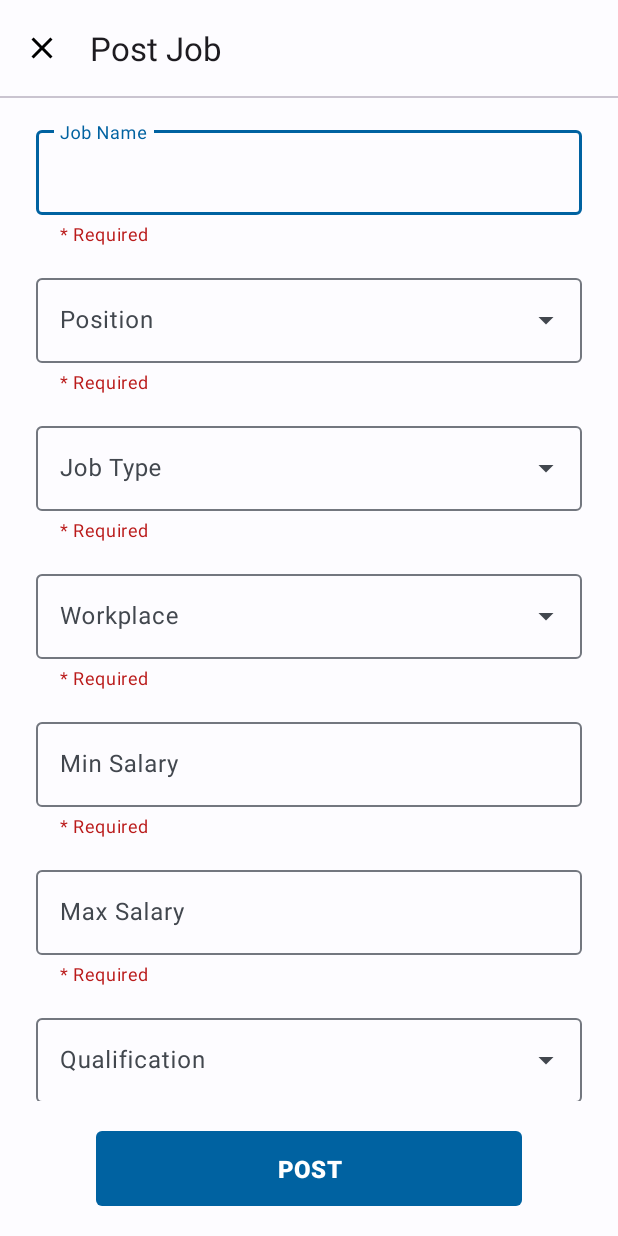
After one commit to YIPZIYAN/LaunchPad, an Android app: the fragment PostJobFragment shown on its own in the app's theme, on a phone screen of 412 x 824 dp. The commit adds this screen. Run offline under Robolectric (Android 15) with nearby library versions, the phone set to English and light mode, and no system bars.

Commit message:
Post Job UI

```diff
--- /dev/null
+++ b/app/src/main/java/com/example/launchpad/PostJobFragment.kt
@@ -0,0 +1,30 @@
+package com.example.launchpad
+
+import androidx.fragment.app.viewModels
+import android.os.Bundle
+import androidx.fragment.app.Fragment
+import android.view.LayoutInflater
+import android.view.View
+import android.view.ViewGroup
+
+class PostJobFragment : Fragment() {
+
+    companion object {
+        fun newInstance() = PostJobFragment()
+    }
+
+    private val viewModel: PostJobViewModel by viewModels()
+
+    override fun onCreate(savedInstanceState: Bundle?) {
+        super.onCreate(savedInstanceState)
+
+        // TODO: Use the ViewModel
+    }
+
+    override fun onCreateView(
+        inflater: LayoutInflater, container: ViewGroup?,
+        savedInstanceState: Bundle?,
+    ): View {
+        return inflater.inflate(R.layout.fragment_post_job, container, false)
+    }
+}
--- /dev/null
+++ b/app/src/main/java/com/example/launchpad/PostJobViewModel.kt
@@ -0,0 +1,7 @@
+package com.example.launchpad
+
+import androidx.lifecycle.ViewModel
+
+class PostJobViewModel : ViewModel() {
+    // TODO: Implement the ViewModel
+}
--- a/app/src/main/res/layout/fragment_apply_job.xml
+++ b/app/src/main/res/layout/fragment_apply_job.xml
@@ -6,38 +6,31 @@
     android:layout_height="match_parent"
     tools:context=".ApplyJobFragment">
 
-    <ImageButton
-        android:id="@+id/btn_close"
-        android:layout_width="wrap_content"
+    <com.google.android.material.appbar.AppBarLayout
+        android:id="@+id/appBar"
+        android:layout_width="match_parent"
         android:layout_height="wrap_content"
         app:layout_constraintStart_toStartOf="parent"
-        app:layout_constraintTop_toTopOf="parent"
-        android:layout_marginStart="16dp"
-        android:layout_marginTop="24dp"
-        android:background="@color/md_theme_light_onPrimary"
-        android:src="@drawable/baseline_close_24" />
+        app:layout_constraintTop_toTopOf="parent">
 
-    <TextView
-        android:id="@+id/title"
-        android:layout_width="0dp"
-        android:layout_height="wrap_content"
-        android:layout_marginHorizontal="24dp"
-        android:layout_marginTop="24dp"
-        android:text="Apply to Google Inc "
-        android:textAppearance="?attr/textAppearanceTitleLarge"
-        android:textSize="20sp"
-        app:layout_constraintBottom_toTopOf="@+id/materialDivider"
-        app:layout_constraintEnd_toEndOf="parent"
-        app:layout_constraintStart_toEndOf="@+id/btn_close"
-        app:layout_constraintTop_toTopOf="parent" />
+        <com.google.android.material.appbar.MaterialToolbar
+            android:id="@+id/topAppBar"
+            android:layout_width="match_parent"
+            android:layout_height="wrap_content"
+            android:minHeight="?attr/actionBarSize"
+            app:title="Apply To Google Inc"
+            app:navigationIcon="@drawable/baseline_close_24" />
+
+    </com.google.android.material.appbar.AppBarLayout>
+
+
 
     <com.google.android.material.divider.MaterialDivider
         android:id="@+id/materialDivider"
         android:layout_width="match_parent"
         android:layout_height="wrap_content"
-        android:layout_marginTop="16dp"
         app:layout_constraintStart_toStartOf="parent"
-        app:layout_constraintTop_toBottomOf="@id/title" />
+        app:layout_constraintTop_toBottomOf="@id/appBar" />
 
     <TextView
         android:id="@+id/subtitle"
@@ -197,10 +190,10 @@
         android:text="* Your profile information will be sent to the company."
         android:textAppearance="?attr/textAppearanceLabelSmall"
         app:layout_constraintStart_toStartOf="@id/subtitle2"
-        app:layout_constraintBottom_toTopOf="@id/btn_apply" />
+        app:layout_constraintBottom_toTopOf="@id/btn_submit" />
 
     <Button
-        android:id="@+id/btn_apply"
+        android:id="@+id/btn_submit"
         android:layout_width="0dp"
         android:layout_height="58dp"
         android:layout_marginHorizontal="64dp"
--- /dev/null
+++ b/app/src/main/res/layout/fragment_post_job.xml
@@ -0,0 +1,295 @@
+<?xml version="1.0" encoding="utf-8"?>
+<androidx.constraintlayout.widget.ConstraintLayout xmlns:android="http://schemas.android.com/apk/res/android"
+    xmlns:app="http://schemas.android.com/apk/res-auto"
+    xmlns:tools="http://schemas.android.com/tools"
+    android:id="@+id/frameLayout"
+    android:layout_width="match_parent"
+    android:layout_height="match_parent"
+    tools:context=".PostJobFragment">
+
+    <androidx.coordinatorlayout.widget.CoordinatorLayout
+        android:layout_width="match_parent"
+        android:layout_height="0dp"
+        app:layout_constraintStart_toStartOf="parent"
+        app:layout_constraintTop_toTopOf="parent"
+        app:layout_constraintBottom_toTopOf="@id/btn_post"
+        android:layout_marginBottom="16dp">
+
+        <com.google.android.material.appbar.AppBarLayout
+            android:id="@+id/appBar"
+            android:layout_width="match_parent"
+            android:layout_height="wrap_content">
+
+            <com.google.android.material.appbar.MaterialToolbar
+                android:id="@+id/topAppBar"
+                android:layout_width="match_parent"
+                android:layout_height="wrap_content"
+                android:minHeight="?attr/actionBarSize"
+                app:navigationIcon="@drawable/baseline_close_24"
+                app:title="Post Job" />
+
+            <com.google.android.material.divider.MaterialDivider
+                android:id="@+id/materialDivider"
+                android:layout_width="match_parent"
+                android:layout_height="wrap_content" />
+
+        </com.google.android.material.appbar.AppBarLayout>
+
+
+        <!-- Note: A RecyclerView can also be used -->
+        <androidx.core.widget.NestedScrollView
+            android:layout_width="match_parent"
+            android:layout_height="match_parent"
+            app:layout_behavior="@string/appbar_scrolling_view_behavior">
+
+            <!-- Scrollable content -->
+            <androidx.constraintlayout.widget.ConstraintLayout
+                android:layout_width="match_parent"
+                android:layout_height="match_parent"
+                android:layout_marginHorizontal="24dp"
+                android:layout_marginTop="16dp">
+
+                <com.google.android.material.textfield.TextInputLayout
+                    android:id="@+id/txt_job_name"
+                    android:layout_width="match_parent"
+                    android:layout_height="wrap_content"
+                    android:hint="Job Name"
+                    app:errorEnabled="true"
+                    app:helperText="* Required"
+                    app:helperTextTextColor="@color/md_theme_light_error"
+                    app:layout_constraintEnd_toEndOf="parent"
+                    app:layout_constraintStart_toStartOf="parent"
+                    app:layout_constraintTop_toTopOf="parent">
+
+                    <com.google.android.material.textfield.TextInputEditText
+                        android:layout_width="match_parent"
+                        android:layout_height="wrap_content" />
+
+                </com.google.android.material.textfield.TextInputLayout>
+
+                <com.google.android.material.textfield.TextInputLayout
+                    android:id="@+id/txt_position"
+                    style="?attr/textInputOutlinedExposedDropdownMenuStyle"
+                    android:layout_width="match_parent"
+                    android:layout_height="wrap_content"
+                    android:layout_marginTop="16dp"
+                    android:hint="Position"
+                    app:errorEnabled="true"
+                    app:helperText="* Required"
+                    app:helperTextTextColor="@color/md_theme_light_error"
+                    app:layout_constraintStart_toStartOf="parent"
+                    app:layout_constraintTop_toBottomOf="@id/txt_job_name">
+
+                    <AutoCompleteTextView
+                        android:layout_width="match_parent"
+                        android:layout_height="wrap_content"
+                        android:inputType="none"
+                        app:simpleItems="@array/job_position" />
+
+                </com.google.android.material.textfield.TextInputLayout>
+
+                <com.google.android.material.textfield.TextInputLayout
+                    android:id="@+id/txt_job_type"
+                    style="?attr/textInputOutlinedExposedDropdownMenuStyle"
+                    android:layout_width="match_parent"
+                    android:layout_height="wrap_content"
+                    android:layout_marginTop="16dp"
+                    android:hint="Job Type"
+                    app:errorEnabled="true"
+                    app:helperText="* Required"
+                    app:helperTextTextColor="@color/md_theme_light_error"
+                    app:layout_constraintStart_toStartOf="parent"
+                    app:layout_constraintTop_toBottomOf="@id/txt_position">
+
+                    <AutoCompleteTextView
+                        android:layout_width="match_parent"
+                        android:layout_height="wrap_content"
+                        android:inputType="none"
+                        app:simpleItems="@array/job_type"
+                         />
+
+                </com.google.android.material.textfield.TextInputLayout>
+
+                <com.google.android.material.textfield.TextInputLayout
+                    android:id="@+id/txt_workplace"
+                    style="?attr/textInputOutlinedExposedDropdownMenuStyle"
+                    android:layout_width="match_parent"
+                    android:layout_height="wrap_content"
+                    android:layout_marginTop="16dp"
+                    android:hint="Workplace"
+                    app:errorEnabled="true"
+                    app:helperText="* Required"
+                    app:helperTextTextColor="@color/md_theme_light_error"
+                    app:layout_constraintStart_toStartOf="parent"
+                    app:layout_constraintTop_toBottomOf="@id/txt_job_type">
+
+                    <AutoCompleteTextView
+                        android:layout_width="match_parent"
+                        android:layout_height="wrap_content"
+                        android:inputType="none"
+                        app:simpleItems="@array/workplace"
+                        />
+
+                </com.google.android.material.textfield.TextInputLayout>
+
+                <com.google.android.material.textfield.TextInputLayout
+                    android:id="@+id/txt_min_salary"
+                    android:layout_width="match_parent"
+                    android:layout_height="wrap_content"
+                    android:layout_marginTop="16dp"
+                    android:hint="Min Salary"
+                    app:errorEnabled="true"
+                    app:helperText="* Required"
+                    app:helperTextTextColor="@color/md_theme_light_error"
+                    app:layout_constraintEnd_toEndOf="parent"
+                    app:layout_constraintStart_toStartOf="parent"
+                    app:layout_constraintTop_toBottomOf="@id/txt_workplace"
+                    app:prefixText="@string/salary_prefix"
+                    app:suffixText="@string/salary_suffix">
+
+                    <com.google.android.material.textfield.TextInputEditText
+                        android:layout_width="match_parent"
+                        android:layout_height="wrap_content"
+                        android:inputType="number"/>
+
+                </com.google.android.material.textfield.TextInputLayout>
+
+                <com.google.android.material.textfield.TextInputLayout
+                    android:id="@+id/txt_max_salary"
+                    android:layout_width="match_parent"
+                    android:layout_height="wrap_content"
+                    android:layout_marginTop="16dp"
+                    android:hint="Max Salary"
+                    app:errorEnabled="true"
+                    app:helperText="* Required"
+                    app:helperTextTextColor="@color/md_theme_light_error"
+                    app:layout_constraintEnd_toEndOf="parent"
+                    app:layout_constraintStart_toStartOf="parent"
+                    app:layout_constraintTop_toBottomOf="@id/txt_min_salary"
+                    app:prefixText="@string/salary_prefix"
+                    app:suffixText="@string/salary_suffix">
+
+                    <com.google.android.material.textfield.TextInputEditText
+                        android:layout_width="match_parent"
+                        android:layout_height="wrap_content"
+                        android:inputType="number"/>
+
+                </com.google.android.material.textfield.TextInputLayout>
+
+                <com.google.android.material.textfield.TextInputLayout
+                    android:id="@+id/txt_qualification"
+                    style="?attr/textInputOutlinedExposedDropdownMenuStyle"
+                    android:layout_width="match_parent"
+                    android:layout_height="wrap_content"
+                    android:layout_marginTop="16dp"
+                    android:hint="Qualification"
+                    app:errorEnabled="true"
+                    app:helperText="* Required"
+                    app:helperTextTextColor="@color/md_theme_light_error"
+                    app:layout_constraintStart_toStartOf="parent"
+                    app:layout_constraintTop_toBottomOf="@id/txt_max_salary">
+
+                    <AutoCompleteTextView
+                        android:layout_width="match_parent"
+                        android:layout_height="wrap_content"
+                        android:inputType="none"
+                        app:simpleItems="@array/qualification"
+                         />
+
+                </com.google.android.material.textfield.TextInputLayout>
+
+                <com.google.android.material.textfield.TextInputLayout
+                    android:id="@+id/txt_experience"
+                    android:layout_width="match_parent"
+                    android:layout_height="wrap_content"
+                    android:layout_marginTop="16dp"
+                    android:hint="Experience"
+                    app:errorEnabled="true"
+                    app:helperText="* Required"
+                    app:helperTextTextColor="@color/md_theme_light_error"
+                    app:layout_constraintEnd_toEndOf="parent"
+                    app:layout_constraintStart_toStartOf="parent"
+                    app:layout_constraintTop_toBottomOf="@id/txt_qualification"
+                    app:suffixText="@string/experience_suffix"
+                    >
+
+                    <com.google.android.material.textfield.TextInputEditText
+                        android:layout_width="match_parent"
+                        android:layout_height="wrap_content"
+                        android:inputType="number"
+                        android:maxLength="2"/>
+
+                </com.google.android.material.textfield.TextInputLayout>
+
+                <com.google.android.material.textfield.TextInputLayout
+                    android:id="@+id/txt_job_desc"
+                    android:layout_width="match_parent"
+                    android:layout_height="wrap_content"
+                    android:layout_marginTop="16dp"
+                    android:hint="Description"
+                    app:errorEnabled="true"
+                    app:helperText="* Required"
+                    app:helperTextTextColor="@color/md_theme_light_error"
+                    app:layout_constraintEnd_toEndOf="parent"
+                    app:layout_constraintStart_toStartOf="parent"
+                    app:layout_constraintTop_toBottomOf="@id/txt_experience"
+                    android:scrollbars="vertical"
+                    app:counterEnabled="true"
+                    app:counterMaxLength="1500"
+                    >
+
+                    <com.google.android.material.textfield.TextInputEditText
+                        android:layout_width="match_parent"
+                        android:layout_height="wrap_content"
+                        android:inputType="textMultiLine"
+                        android:scrollbars="vertical"/>
+
+                </com.google.android.material.textfield.TextInputLayout>
+
+                <com.google.android.material.textfield.TextInputLayout
+                    android:id="@+id/txt_job_requirement"
+                    android:layout_width="match_parent"
+                    android:layout_height="wrap_content"
+                    android:layout_marginTop="16dp"
+                    android:hint="Requirement"
+                    app:errorEnabled="true"
+                    app:helperText="* Optional"
+                    app:layout_constraintEnd_toEndOf="parent"
+                    app:layout_constraintStart_toStartOf="parent"
+                    app:layout_constraintTop_toBottomOf="@id/txt_job_desc"
+                    android:scrollbars="vertical"
+                    app:counterEnabled="true"
+                    app:counterMaxLength="1500"
+                    >
+
+                    <com.google.android.material.textfield.TextInputEditText
+                        android:layout_width="match_parent"
+                        android:layout_height="wrap_content"
+                        android:inputType="textMultiLine"
+                        android:scrollbars="vertical"/>
+
+                </com.google.android.material.textfield.TextInputLayout>
+
+            </androidx.constraintlayout.widget.ConstraintLayout>
+
+
+
+        </androidx.core.widget.NestedScrollView>
+
+    </androidx.coordinatorlayout.widget.CoordinatorLayout>
+
+    <Button
+        android:id="@+id/btn_post"
+        android:layout_width="0dp"
+        android:layout_height="58dp"
+        android:layout_marginHorizontal="64dp"
+        android:layout_marginBottom="16dp"
+        android:text="POST"
+        android:textSize="16sp"
+        android:textStyle="bold"
+        app:layout_constraintBottom_toBottomOf="parent"
+        app:layout_constraintEnd_toEndOf="parent"
+        app:layout_constraintStart_toStartOf="parent"
+        app:shapeAppearance="?attr/shapeAppearanceSmallComponent" />
+
+</androidx.constraintlayout.widget.ConstraintLayout>
--- a/app/src/main/res/layout/fragment_tab_description.xml
+++ b/app/src/main/res/layout/fragment_tab_description.xml
@@ -136,11 +136,34 @@
                 android:layout_width="wrap_content"
                 android:layout_height="wrap_content"
                 android:layout_marginTop="16dp"
+                android:text="Salary"
+                android:textAppearance="?attr/textAppearanceLabelLarge"
+                android:textSize="16sp"
+                app:layout_constraintStart_toStartOf="@id/title1"
+                app:layout_constraintTop_toBottomOf="@id/lbl_workplace" />
+
+            <TextView
+                android:id="@+id/lbl_salary"
+                android:layout_width="wrap_content"
+                android:layout_height="wrap_content"
+                android:layout_marginTop="8dp"
+                android:text="RM 5000 - RM 6000 per month"
+                android:textAlignment="textStart"
+                android:textAppearance="?attr/textAppearanceLabelMedium"
+                android:textSize="14sp"
+                app:layout_constraintStart_toStartOf="@id/title1"
+                app:layout_constraintTop_toBottomOf="@id/title6" />
+
+            <TextView
+                android:id="@+id/title7"
+                android:layout_width="wrap_content"
+                android:layout_height="wrap_content"
+                android:layout_marginTop="16dp"
                 android:text="Qualification"
                 android:textAppearance="?attr/textAppearanceLabelLarge"
                 android:textSize="16sp"
                 app:layout_constraintStart_toStartOf="@id/title1"
-                app:layout_constraintTop_toBottomOf="@id/lbl_workplace" />
+                app:layout_constraintTop_toBottomOf="@id/lbl_salary" />
 
             <TextView
                 android:id="@+id/lbl_qualification"
@@ -152,10 +175,10 @@
                 android:textAppearance="?attr/textAppearanceLabelMedium"
                 android:textSize="14sp"
                 app:layout_constraintStart_toStartOf="@id/title1"
-                app:layout_constraintTop_toBottomOf="@id/title6" />
+                app:layout_constraintTop_toBottomOf="@id/title7" />
 
             <TextView
-                android:id="@+id/title7"
+                android:id="@+id/title8"
                 android:layout_width="wrap_content"
                 android:layout_height="wrap_content"
                 android:layout_marginTop="16dp"
@@ -175,7 +198,7 @@
                 android:textAppearance="?attr/textAppearanceLabelMedium"
                 android:textSize="14sp"
                 app:layout_constraintStart_toStartOf="@id/title1"
-                app:layout_constraintTop_toBottomOf="@id/title7" />
+                app:layout_constraintTop_toBottomOf="@id/title8" />
 
         </androidx.constraintlayout.widget.ConstraintLayout>
 
--- a/app/src/main/res/values/strings.xml
+++ b/app/src/main/res/values/strings.xml
@@ -2,4 +2,37 @@
     <string name="app_name">LaunchPad</string>
     <string name="email">Email</string>
     <string name="searchbar_hint">Search</string>
+    <array name="job_position">
+        <item>Director</item>
+        <item>Manager</item>
+        <item>Senior</item>
+        <item>Junior</item>
+    </array>
+    <array name="job_type">
+        <item>Full Time</item>
+        <item>Part Time</item>
+        <item>Contract</item>
+        <item>Temporary</item>
+        <item>Internship</item>
+        <item>Volunteer</item>
+    </array>
+    <array name="workplace">
+        <item>Remote</item>
+        <item>On Site</item>
+        <item>Hybrid</item>
+    </array>
+    <array name="qualification">
+        <item>Doctor of Philosophy</item>
+        <item>Master Degree</item>
+        <item>Bachelor Degree</item>
+        <item>Diploma</item>
+        <item>Foundation / SPTM or equivalent</item>
+        <item>SPM or equivalent</item>
+        <item>None</item>
+    </array>
+    <string name="salary_prefix">RM </string>
+    <string name="salary_suffix">.00</string>
+    <string name="experience_suffix">year(s)</string>
+
+
 </resources>
```
